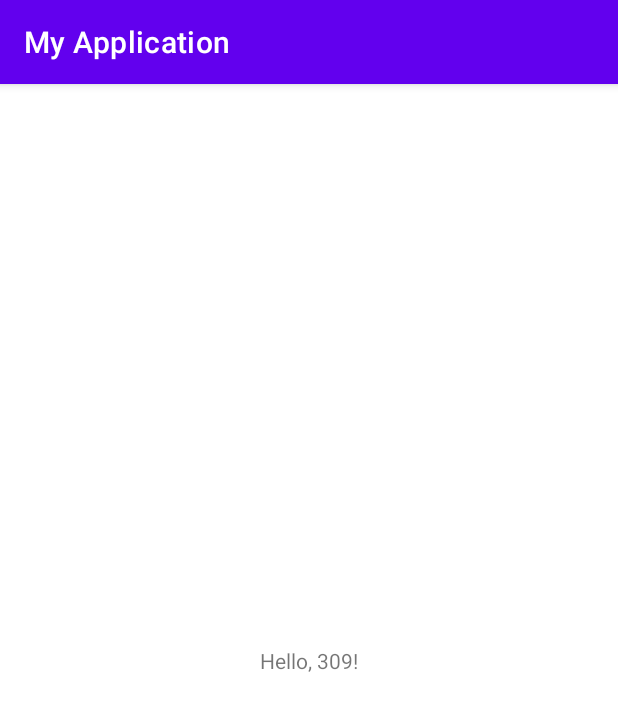
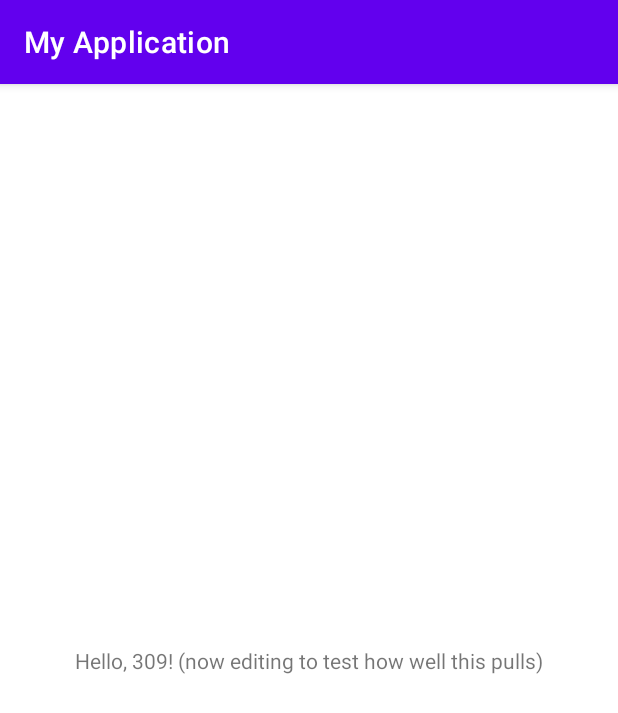
Before and after one commit to TylerJaacks/3_mc_5, an Android app: the screen it shows after launch (MainActivity), on a phone screen of 412 x 824 dp. Shown: the top 713 px of the screen. Run offline under Robolectric (Android 15) with nearby library versions, the phone set to English and light mode, and no system bars.

Commit message:
Update Experiments/AustinDart/Android/app/src/main/res/layout/activity_main.xml

```diff
--- a/Experiments/AustinDart/Android/app/src/main/res/layout/activity_main.xml
+++ b/Experiments/AustinDart/Android/app/src/main/res/layout/activity_main.xml
@@ -9,7 +9,7 @@
     <TextView
         android:layout_width="wrap_content"
         android:layout_height="wrap_content"
-        android:text="Hello, 309!"
+        android:text="Hello, 309! (now editing to test how well this pulls)"
         app:layout_constraintBottom_toBottomOf="parent"
         app:layout_constraintLeft_toLeftOf="parent"
         app:layout_constraintRight_toRightOf="parent"
```
